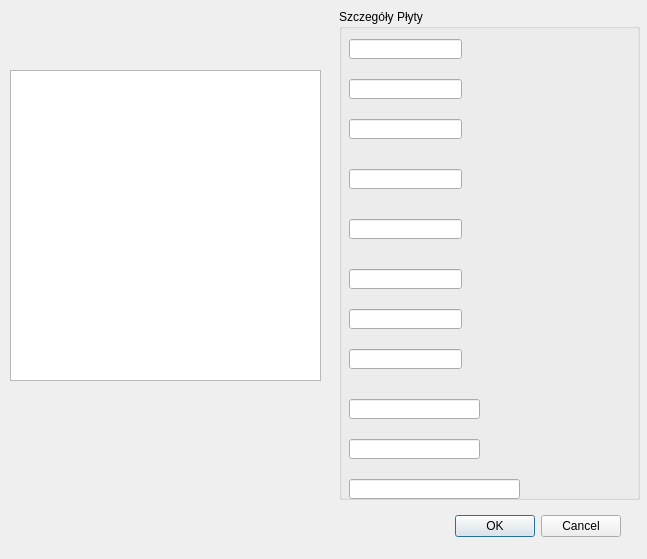
Old version of the form QtPlytaGLowna/QtOknoSzczegolowe.ui in the repository Rolfrider/QtPlytaGLowna.
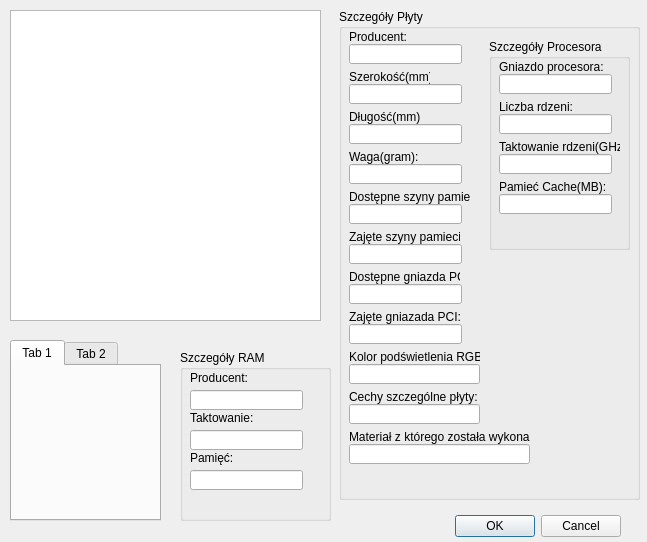
New version of the form.

Commit message: dodanie wyswietlania inf o proc, rozpoczęcie prac nad wyswietlaniem zdj

Patch:
```diff
--- a/QtPlytaGLowna/QtOknoSzczegolowe.ui
+++ b/QtPlytaGLowna/QtOknoSzczegolowe.ui
@@ -7,7 +7,7 @@
     <x>0</x>
     <y>0</y>
     <width>647</width>
-    <height>559</height>
+    <height>542</height>
    </rect>
   </property>
   <property name="windowTitle">
@@ -33,7 +33,7 @@
    <property name="geometry">
     <rect>
      <x>10</x>
-     <y>70</y>
+     <y>10</y>
      <width>311</width>
      <height>311</height>
     </rect>
@@ -55,7 +55,7 @@
     <property name="geometry">
      <rect>
       <x>10</x>
-      <y>30</y>
+      <y>35</y>
       <width>113</width>
       <height>20</height>
      </rect>
@@ -65,7 +65,7 @@
     <property name="geometry">
      <rect>
       <x>10</x>
-      <y>70</y>
+      <y>75</y>
       <width>113</width>
       <height>20</height>
      </rect>
@@ -75,7 +75,7 @@
     <property name="geometry">
      <rect>
       <x>10</x>
-      <y>110</y>
+      <y>115</y>
       <width>113</width>
       <height>20</height>
      </rect>
@@ -85,7 +85,7 @@
     <property name="geometry">
      <rect>
       <x>10</x>
-      <y>160</y>
+      <y>155</y>
       <width>113</width>
       <height>20</height>
      </rect>
@@ -95,7 +95,7 @@
     <property name="geometry">
      <rect>
       <x>10</x>
-      <y>210</y>
+      <y>195</y>
       <width>113</width>
       <height>20</height>
      </rect>
@@ -105,7 +105,7 @@
     <property name="geometry">
      <rect>
       <x>10</x>
-      <y>260</y>
+      <y>235</y>
       <width>113</width>
       <height>20</height>
      </rect>
@@ -115,7 +115,7 @@
     <property name="geometry">
      <rect>
       <x>10</x>
-      <y>300</y>
+      <y>275</y>
       <width>113</width>
       <height>20</height>
      </rect>
@@ -125,7 +125,7 @@
     <property name="geometry">
      <rect>
       <x>10</x>
-      <y>340</y>
+      <y>315</y>
       <width>113</width>
       <height>20</height>
      </rect>
@@ -135,7 +135,7 @@
     <property name="geometry">
      <rect>
       <x>10</x>
-      <y>390</y>
+      <y>355</y>
       <width>131</width>
       <height>20</height>
      </rect>
@@ -145,7 +145,7 @@
     <property name="geometry">
      <rect>
       <x>10</x>
-      <y>430</y>
+      <y>395</y>
       <width>131</width>
       <height>20</height>
      </rect>
@@ -155,10 +155,363 @@
     <property name="geometry">
      <rect>
       <x>10</x>
-      <y>470</y>
-      <width>171</width>
+      <y>435</y>
+      <width>181</width>
       <height>20</height>
      </rect>
+    </property>
+   </widget>
+   <widget class="QLabel" name="labelProducent">
+    <property name="geometry">
+     <rect>
+      <x>10</x>
+      <y>20</y>
+      <width>61</width>
+      <height>16</height>
+     </rect>
+    </property>
+    <property name="text">
+     <string>Producent:</string>
+    </property>
+   </widget>
+   <widget class="QLabel" name="labelSzer">
+    <property name="geometry">
+     <rect>
+      <x>10</x>
+      <y>60</y>
+      <width>81</width>
+      <height>16</height>
+     </rect>
+    </property>
+    <property name="text">
+     <string>Szerokość(mm):</string>
+    </property>
+   </widget>
+   <widget class="QLabel" name="labelDl">
+    <property name="geometry">
+     <rect>
+      <x>10</x>
+      <y>100</y>
+      <width>71</width>
+      <height>16</height>
+     </rect>
+    </property>
+    <property name="text">
+     <string>Długość(mm):</string>
+    </property>
+   </widget>
+   <widget class="QLabel" name="labelWaga">
+    <property name="geometry">
+     <rect>
+      <x>10</x>
+      <y>140</y>
+      <width>71</width>
+      <height>16</height>
+     </rect>
+    </property>
+    <property name="text">
+     <string>Waga(gram):</string>
+    </property>
+   </widget>
+   <widget class="QLabel" name="labelDostSzyn">
+    <property name="geometry">
+     <rect>
+      <x>10</x>
+      <y>180</y>
+      <width>121</width>
+      <height>16</height>
+     </rect>
+    </property>
+    <property name="text">
+     <string>Dostępne szyny pamieci:</string>
+    </property>
+   </widget>
+   <widget class="QLabel" name="labelZajSzyn">
+    <property name="geometry">
+     <rect>
+      <x>10</x>
+      <y>220</y>
+      <width>111</width>
+      <height>16</height>
+     </rect>
+    </property>
+    <property name="text">
+     <string>&lt;html&gt;&lt;head/&gt;&lt;body&gt;&lt;p&gt;Zajęte szyny pamieci:&lt;/p&gt;&lt;/body&gt;&lt;/html&gt;</string>
+    </property>
+   </widget>
+   <widget class="QLabel" name="labelDostPCI">
+    <property name="geometry">
+     <rect>
+      <x>10</x>
+      <y>260</y>
+      <width>111</width>
+      <height>16</height>
+     </rect>
+    </property>
+    <property name="text">
+     <string>Dostępne gniazda PCI:</string>
+    </property>
+   </widget>
+   <widget class="QLabel" name="labelZajPCI">
+    <property name="geometry">
+     <rect>
+      <x>10</x>
+      <y>300</y>
+      <width>111</width>
+      <height>16</height>
+     </rect>
+    </property>
+    <property name="text">
+     <string>Zajęte gniazada PCI:</string>
+    </property>
+   </widget>
+   <widget class="QLabel" name="labelRGB">
+    <property name="geometry">
+     <rect>
+      <x>10</x>
+      <y>340</y>
+      <width>131</width>
+      <height>16</height>
+     </rect>
+    </property>
+    <property name="text">
+     <string>Kolor podświetlenia RGB:</string>
+    </property>
+   </widget>
+   <widget class="QLabel" name="labelCech">
+    <property name="geometry">
+     <rect>
+      <x>10</x>
+      <y>380</y>
+      <width>131</width>
+      <height>16</height>
+     </rect>
+    </property>
+    <property name="text">
+     <string>Cechy szczególne płyty:</string>
+    </property>
+   </widget>
+   <widget class="QLabel" name="labelMaterial">
+    <property name="geometry">
+     <rect>
+      <x>10</x>
+      <y>420</y>
+      <width>181</width>
+      <height>16</height>
+     </rect>
+    </property>
+    <property name="text">
+     <string>Materiał z którego została wykonana:</string>
+    </property>
+   </widget>
+   <widget class="QGroupBox" name="groupBoxProc">
+    <property name="geometry">
+     <rect>
+      <x>150</x>
+      <y>30</y>
+      <width>141</width>
+      <height>211</height>
+     </rect>
+    </property>
+    <property name="title">
+     <string>Szczegóły Procesora</string>
+    </property>
+    <widget class="QLineEdit" name="lineEditGniazdo">
+     <property name="geometry">
+      <rect>
+       <x>10</x>
+       <y>35</y>
+       <width>113</width>
+       <height>20</height>
+      </rect>
+     </property>
+    </widget>
+    <widget class="QLineEdit" name="lineEditRdzenie">
+     <property name="geometry">
+      <rect>
+       <x>10</x>
+       <y>75</y>
+       <width>113</width>
+       <height>20</height>
+      </rect>
+     </property>
+    </widget>
+    <widget class="QLineEdit" name="lineEditTak">
+     <property name="geometry">
+      <rect>
+       <x>10</x>
+       <y>115</y>
+       <width>113</width>
+       <height>20</height>
+      </rect>
+     </property>
+    </widget>
+    <widget class="QLineEdit" name="lineEditCache">
+     <property name="geometry">
+      <rect>
+       <x>10</x>
+       <y>155</y>
+       <width>113</width>
+       <height>20</height>
+      </rect>
+     </property>
+    </widget>
+    <widget class="QLabel" name="labelGniazdo">
+     <property name="geometry">
+      <rect>
+       <x>10</x>
+       <y>20</y>
+       <width>111</width>
+       <height>16</height>
+      </rect>
+     </property>
+     <property name="text">
+      <string>Gniazdo procesora:</string>
+     </property>
+    </widget>
+    <widget class="QLabel" name="labelRdzenie">
+     <property name="geometry">
+      <rect>
+       <x>10</x>
+       <y>60</y>
+       <width>101</width>
+       <height>16</height>
+      </rect>
+     </property>
+     <property name="text">
+      <string>Liczba rdzeni:</string>
+     </property>
+    </widget>
+    <widget class="QLabel" name="labelTak">
+     <property name="geometry">
+      <rect>
+       <x>10</x>
+       <y>100</y>
+       <width>121</width>
+       <height>16</height>
+      </rect>
+     </property>
+     <property name="text">
+      <string>Taktowanie rdzeni(GHz):</string>
+     </property>
+    </widget>
+    <widget class="QLabel" name="labelCache">
+     <property name="geometry">
+      <rect>
+       <x>10</x>
+       <y>140</y>
+       <width>111</width>
+       <height>16</height>
+      </rect>
+     </property>
+     <property name="text">
+      <string>Pamieć Cache(MB):</string>
+     </property>
+    </widget>
+   </widget>
+  </widget>
+  <widget class="QTabWidget" name="tabWidgetPCI">
+   <property name="geometry">
+    <rect>
+     <x>10</x>
+     <y>340</y>
+     <width>151</width>
+     <height>181</height>
+    </rect>
+   </property>
+   <property name="currentIndex">
+    <number>0</number>
+   </property>
+   <widget class="QWidget" name="tab">
+    <attribute name="title">
+     <string>Tab 1</string>
+    </attribute>
+   </widget>
+   <widget class="QWidget" name="tab_2">
+    <attribute name="title">
+     <string>Tab 2</string>
+    </attribute>
+   </widget>
+  </widget>
+  <widget class="QGroupBox" name="groupBoxRAM">
+   <property name="geometry">
+    <rect>
+     <x>180</x>
+     <y>350</y>
+     <width>151</width>
+     <height>171</height>
+    </rect>
+   </property>
+   <property name="title">
+    <string>Szczegóły RAM</string>
+   </property>
+   <widget class="QLineEdit" name="lineEditProducent">
+    <property name="geometry">
+     <rect>
+      <x>10</x>
+      <y>40</y>
+      <width>113</width>
+      <height>20</height>
+     </rect>
+    </property>
+   </widget>
+   <widget class="QLineEdit" name="lineEditTakt">
+    <property name="geometry">
+     <rect>
+      <x>10</x>
+      <y>80</y>
+      <width>113</width>
+      <height>20</height>
+     </rect>
+    </property>
+   </widget>
+   <widget class="QLineEdit" name="lineEditPam">
+    <property name="geometry">
+     <rect>
+      <x>10</x>
+      <y>120</y>
+      <width>113</width>
+      <height>20</height>
+     </rect>
+    </property>
+   </widget>
+   <widget class="QLabel" name="labelProd">
+    <property name="geometry">
+     <rect>
+      <x>10</x>
+      <y>20</y>
+      <width>111</width>
+      <height>16</height>
+     </rect>
+    </property>
+    <property name="text">
+     <string>Producent:</string>
+    </property>
+   </widget>
+   <widget class="QLabel" name="labelTakt">
+    <property name="geometry">
+     <rect>
+      <x>10</x>
+      <y>60</y>
+      <width>111</width>
+      <height>16</height>
+     </rect>
+    </property>
+    <property name="text">
+     <string>Taktowanie:</string>
+    </property>
+   </widget>
+   <widget class="QLabel" name="labelPam">
+    <property name="geometry">
+     <rect>
+      <x>10</x>
+      <y>100</y>
+      <width>111</width>
+      <height>16</height>
+     </rect>
+    </property>
+    <property name="text">
+     <string>Pamięć:</string>
     </property>
    </widget>
   </widget>
```
The commit also changes 9 other files.
